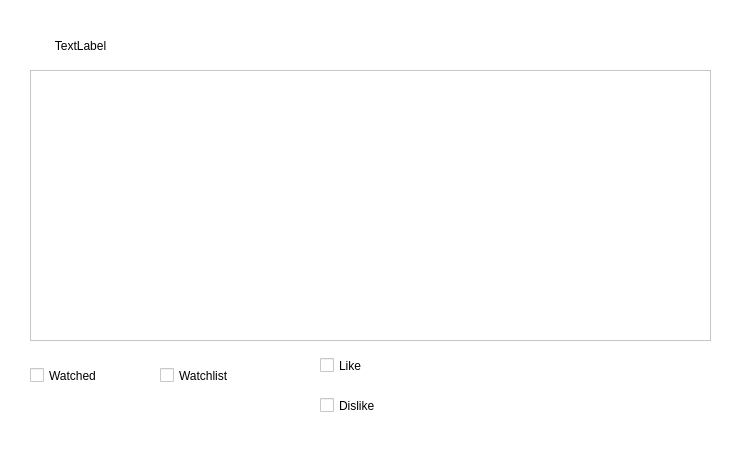
Old version of the form QTInterface/QTInterface/QTInterface.ui in the repository AlexN287/MovieRecommendationPlatform.
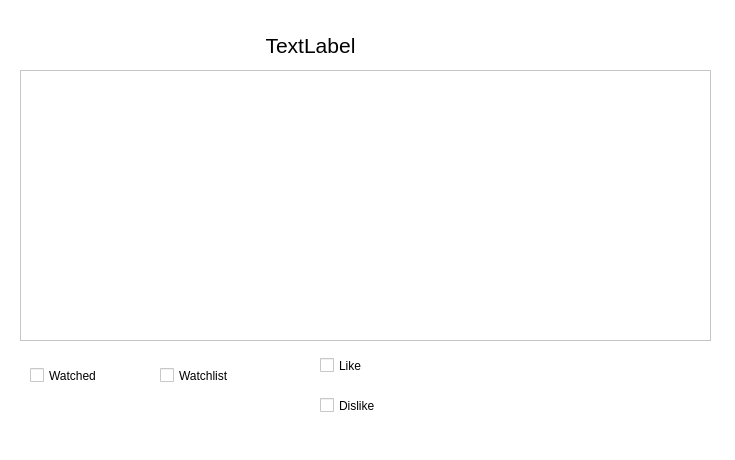
New version of the form. The open tabs and pages were chosen to show the change.

Commit message: Connected the backend code to the Qt Interface

What changed in the file:
```diff
--- a/QTInterface/QTInterface/QTInterface.ui
+++ b/QTInterface/QTInterface/QTInterface.ui
@@ -6,8 +6,8 @@
    <rect>
     <x>0</x>
     <y>0</y>
-    <width>738</width>
-    <height>453</height>
+    <width>735</width>
+    <height>460</height>
    </rect>
   </property>
   <property name="windowTitle">
@@ -1130,10 +1130,15 @@
        <rect>
         <x>30</x>
         <y>30</y>
-        <width>101</width>
+        <width>561</width>
         <height>31</height>
        </rect>
       </property>
+      <property name="font">
+       <font>
+        <pointsize>16</pointsize>
+       </font>
+      </property>
       <property name="text">
        <string>TextLabel</string>
       </property>
@@ -1141,16 +1146,6 @@
        <set>Qt::AlignCenter</set>
       </property>
      </widget>
-     <widget class="QTextBrowser" name="textBrowser">
-      <property name="geometry">
-       <rect>
-        <x>30</x>
-        <y>70</y>
-        <width>681</width>
-        <height>271</height>
-       </rect>
-      </property>
-     </widget>
      <widget class="QCheckBox" name="checkBox_watched">
       <property name="geometry">
        <rect>
@@ -1203,6 +1198,16 @@
        <string>Dislike</string>
       </property>
      </widget>
+     <widget class="QPlainTextEdit" name="plainTextEdit">
+      <property name="geometry">
+       <rect>
+        <x>20</x>
+        <y>70</y>
+        <width>691</width>
+        <height>271</height>
+       </rect>
+      </property>
+     </widget>
     </widget>
     <widget class="QWidget" name="page_profile">
      <property name="layoutDirection">
```
Left out of the diff: 80 changed lines with no effect on the pictures. The commit also changes 42 other files.
